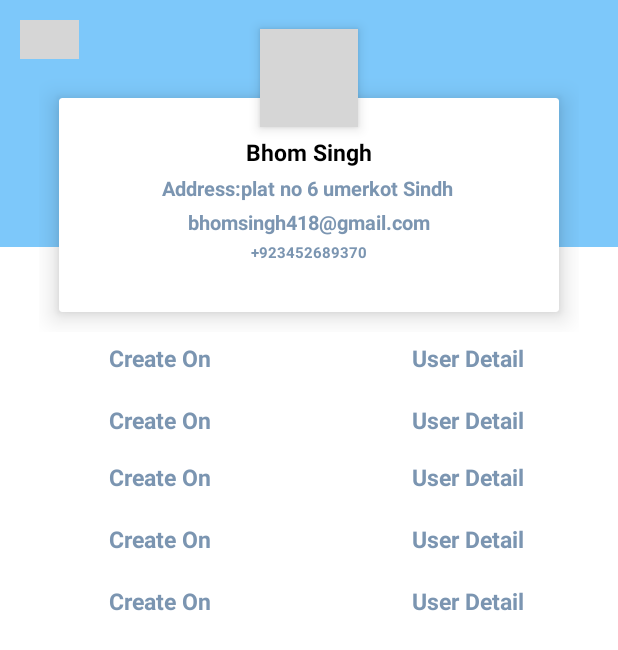
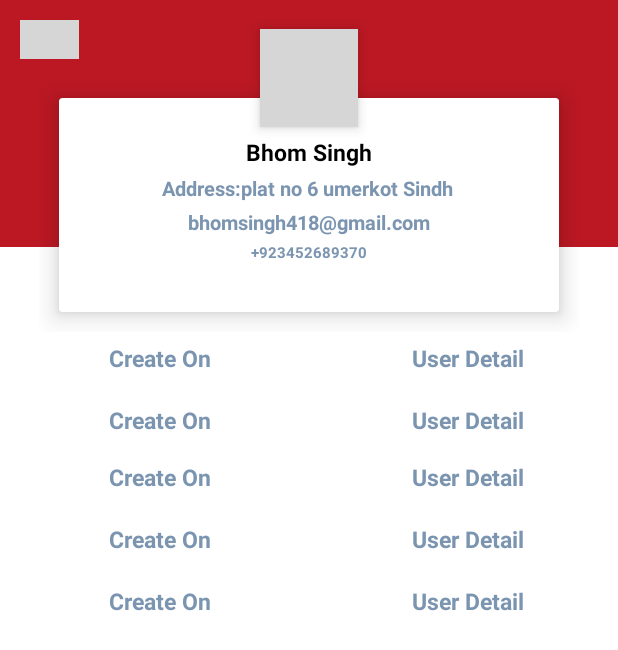
Before and after one commit to O2Chat/android-sdk, an Android app: the UserProfileActivity screen opened directly, with no data from a screen before it, on a phone screen of 412 x 824 dp. Shown: the top 650 px of the screen. Run offline under Robolectric (Android 15) with nearby library versions, the phone set to English and light mode, and no system bars; our stand-ins replace EventBus, sdp/ssp sizes; network calls fail; pictures from the network do not load; grey boxes are pictures that could not be loaded.

Commit message:
title bar color red

```diff
--- a/app/src/main/java/com/example/signalrtestandroid/activities/MainActivityChat.java
+++ b/app/src/main/java/com/example/signalrtestandroid/activities/MainActivityChat.java
@@ -31,6 +31,7 @@ import android.widget.TextView;
 
 import androidx.annotation.Nullable;
 import androidx.annotation.RequiresApi;
+import androidx.appcompat.app.AppCompatDelegate;
 import androidx.core.app.ActivityCompat;
 import androidx.fragment.app.Fragment;
 import androidx.fragment.app.FragmentManager;
@@ -146,6 +147,7 @@ public class MainActivityChat extends BaseActivity implements ConnectionService.
             final Window window = getWindow();
             window.addFlags(WindowManager.LayoutParams.FLAG_TURN_SCREEN_ON);
         }
+        AppCompatDelegate.setDefaultNightMode(AppCompatDelegate.MODE_NIGHT_FOLLOW_SYSTEM);
 
         mContext = MainActivityChat.this;
         dbchat = AppDatabase.getAppDatabase(mContext.getApplicationContext());
--- a/app/src/main/res/values-night/themes.xml
+++ b/app/src/main/res/values-night/themes.xml
@@ -4,15 +4,14 @@
         <!-- Primary brand color. -->
         <item name="colorPrimary">@color/purple_200</item>
         <item name="colorPrimaryVariant">@color/purple_700</item>
-        <item name="colorOnPrimary">@color/dark_gray_black</item>
+        <item name="colorOnPrimary">@color/black</item>
         <!-- Secondary brand color. -->
-        <item name="colorSecondary">@color/teal_200</item>
-        <item name="colorSecondaryVariant">@color/teal_200</item>
+        <item name="colorSecondary">@color/purple_500</item>
+        <item name="colorSecondaryVariant">@color/purple_500</item>
         <item name="colorOnSecondary">@color/black</item>
         <!-- Status bar color. -->
-        <item name="android:statusBarColor">@color/status_bar_color</item>
-        <!--        <item name="android:statusBarColor">?attr/colorPrimaryVariant</item>-->
-
+        <item name="android:statusBarColor">?attr/colorPrimaryVariant</item>
         <!-- Customize your theme here. -->
     </style>
+
 </resources>
--- a/app/src/main/res/values/colors.xml
+++ b/app/src/main/res/values/colors.xml
@@ -1,8 +1,8 @@
 <?xml version="1.0" encoding="utf-8"?>
 <resources>
-    <color name="purple_200">#7dc8fa</color>
+    <color name="purple_200">#bb1823</color>
     <color name="purple_500">#0c83fa</color>
-    <color name="purple_700">#7dc8fa</color>
+    <color name="purple_700">#bb1823</color>
     <color name="teal_200">#FF03DAC5</color>
     <color name="teal_700">#FF018786</color>
     <color name="black">#FF000000</color>
--- a/o2chatsdk/src/main/java/com/example/o2chatsdk/activities/MainActivityChat.java
+++ b/o2chatsdk/src/main/java/com/example/o2chatsdk/activities/MainActivityChat.java
@@ -150,9 +150,6 @@ public class MainActivityChat extends BaseActivity implements ConnectionService.
             final Window window = getWindow();
             window.addFlags(WindowManager.LayoutParams.FLAG_TURN_SCREEN_ON);
         }
-
-        AppCompatDelegate.setDefaultNightMode(AppCompatDelegate.MODE_NIGHT_FOLLOW_SYSTEM);
-
 
         mContext = MainActivityChat.this;
         dbchat = AppDatabase.getAppDatabase(mContext.getApplicationContext());
```
Also changed, not shown: app/src/main/res/layout/fragment_conversations_detail.xml (+4 -4 lines), o2chatsdk/src/main/res/values/colors.xml (+2 -68 lines).
